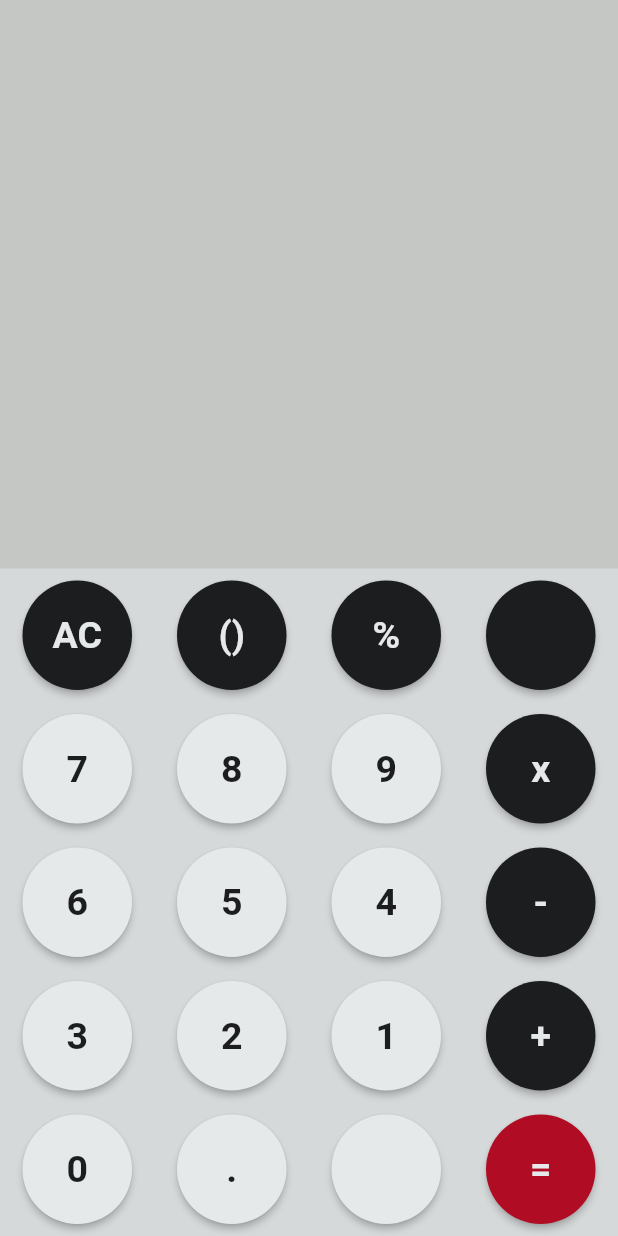
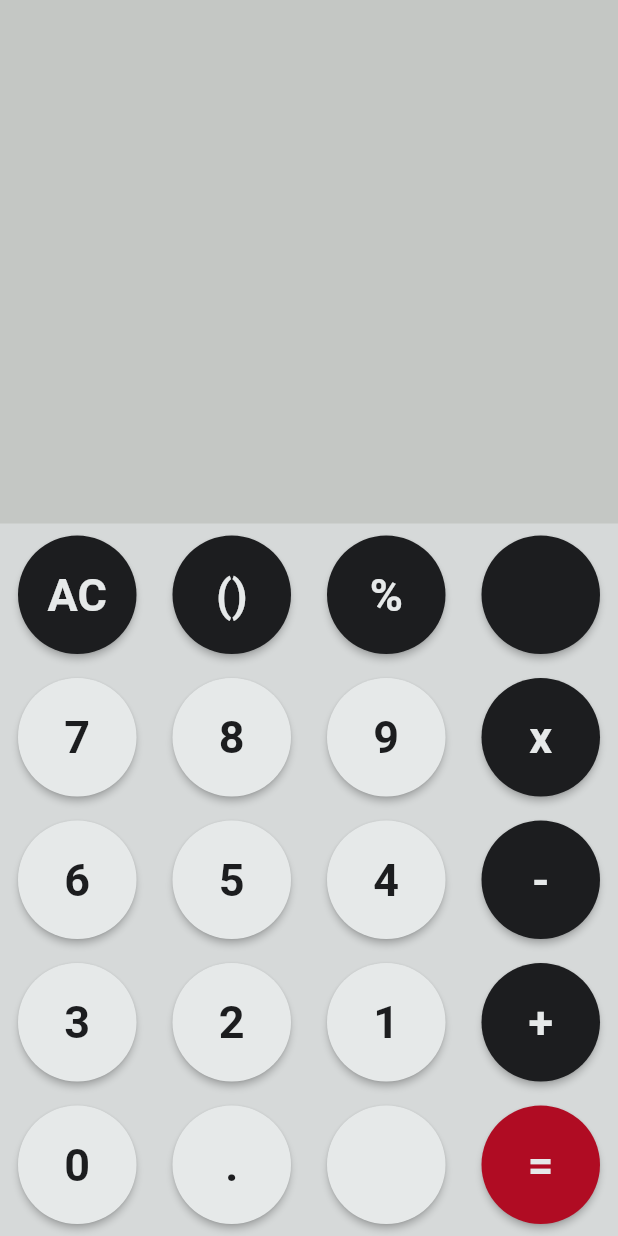
Before and after one commit to TheScriptRailoth/Nothing-calculator, a Flutter app: the screen it shows after launch, on a phone screen of 412 x 824 dp. Run offline on Flutter 3.47's test engine with Material 2 defaults, Android fonts, the phone set to English and light mode, and no system bars; Roboto replaces fonts that are missing (Nothing).

Commit message:
Modified UI

```diff
--- a/lib/main.dart
+++ b/lib/main.dart
@@ -1,12 +1,11 @@
 import 'package:flutter/material.dart';
-
 import 'colors.dart';
-
 void main() {
-  runApp(MaterialApp(
+  runApp(const MaterialApp(
     debugShowCheckedModeBanner: false,
     home:Calculator()
-  ));
+    )
+  );
 }
 class Calculator extends StatefulWidget {
   const Calculator({super.key});
@@ -16,19 +15,56 @@
 }
 
 class _CalculatorState extends State<Calculator> {
+
+  double firstNum=0.0;
+  double secondNum=0.0;
+  var input="  ";
+  var output=" ";
+  var operation = ' ';
+
+  //onButtonClick();
+
   @override
   Widget build(BuildContext context) {
     return Scaffold(
       backgroundColor: backgroundcolor,
       body: Column(
         children: [
-          Expanded(child: Container(color: numbackgroundcolor,)),
+          Expanded(child:
+          Container(
+            width: double.infinity,
+            padding: EdgeInsets.all(12),
+            color: numbackgroundcolor,
+            child: Column(
+              mainAxisAlignment: MainAxisAlignment.end,
+              crossAxisAlignment: CrossAxisAlignment.end,
+              children:[
+                  Text(input, style: const TextStyle(
+                    fontSize: 65,
+                    color: blacknumkey,
+                    fontFamily:'Nothing',
+                  ),),
+                SizedBox(
+                  height: 30,
+                ),
+                Text(output, style: TextStyle(
+                  fontSize: 48,
+                  color: blacknumkey,
+                  fontFamily:'Nothing',
+                ),),
+                SizedBox(
+                  height: 40,
+                ),
+                ],
+            ),
+            ),
+          ),
           Row(
             children: [
                 button(text:"AC", tColor: whitenumkey, buttonBgColor: blacknumkey),
                 button(text:"()", tColor: whitenumkey, buttonBgColor: blacknumkey),
                 button(text:"%", tColor: whitenumkey, buttonBgColor: blacknumkey),
-                button(text:"", tColor: whitenumkey, buttonBgColor: blacknumkey),
+                button(text:" ", tColor: whitenumkey, buttonBgColor: blacknumkey),
             ],
           ),
           Row(
@@ -67,26 +103,26 @@
       ),
     );
   }
-
   Widget button({
       text, tColor, buttonBgColor}
       ){
      return Expanded(
        child: Container(
-         margin: EdgeInsets.all(8),
+         margin: const EdgeInsets.all(8),
          child: ElevatedButton(
            style: ElevatedButton.styleFrom(
-             shape: CircleBorder(
+             shape: const CircleBorder(
 
              ),
-             padding: EdgeInsets.all(22),
+             padding: const EdgeInsets.all(22),
              primary: buttonBgColor,
            ),
            onPressed: (){},
            child:Text(text, style:TextStyle(
-               fontSize: 25,
+               fontSize: 30,
                fontWeight: FontWeight.bold,
-               color: tColor)),
+               color: tColor,
+               fontFamily: 'Nothing')),
          ),
        ),
      );
```
Also changed, not shown: pubspec.yaml (+6 -6 lines).
